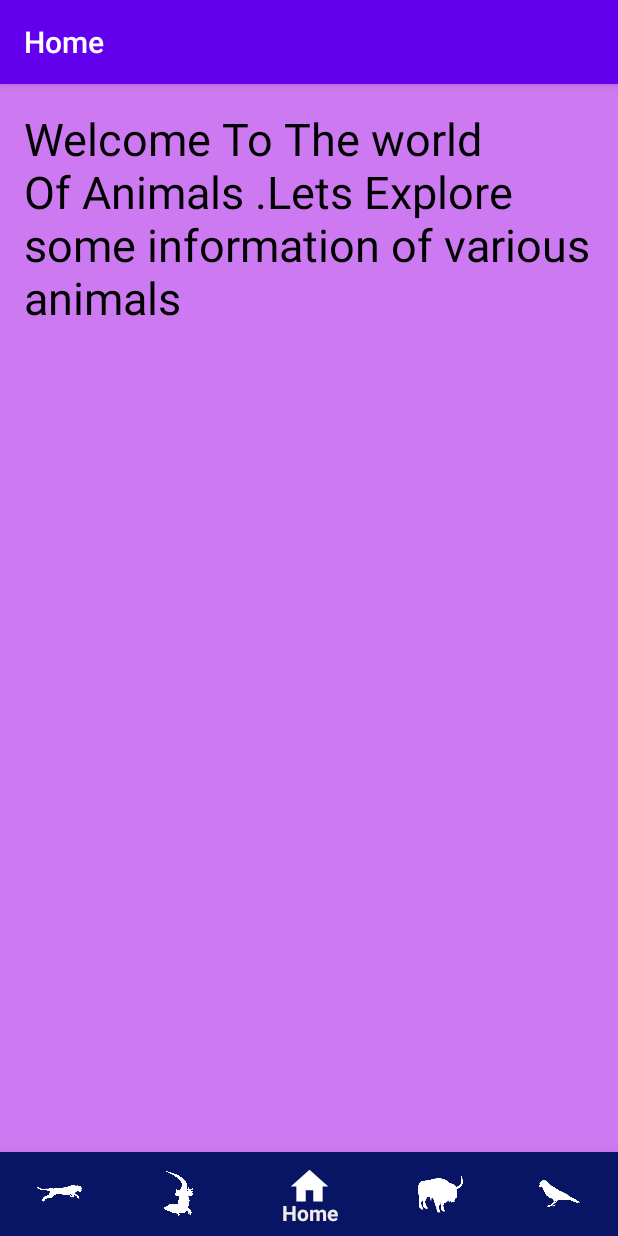
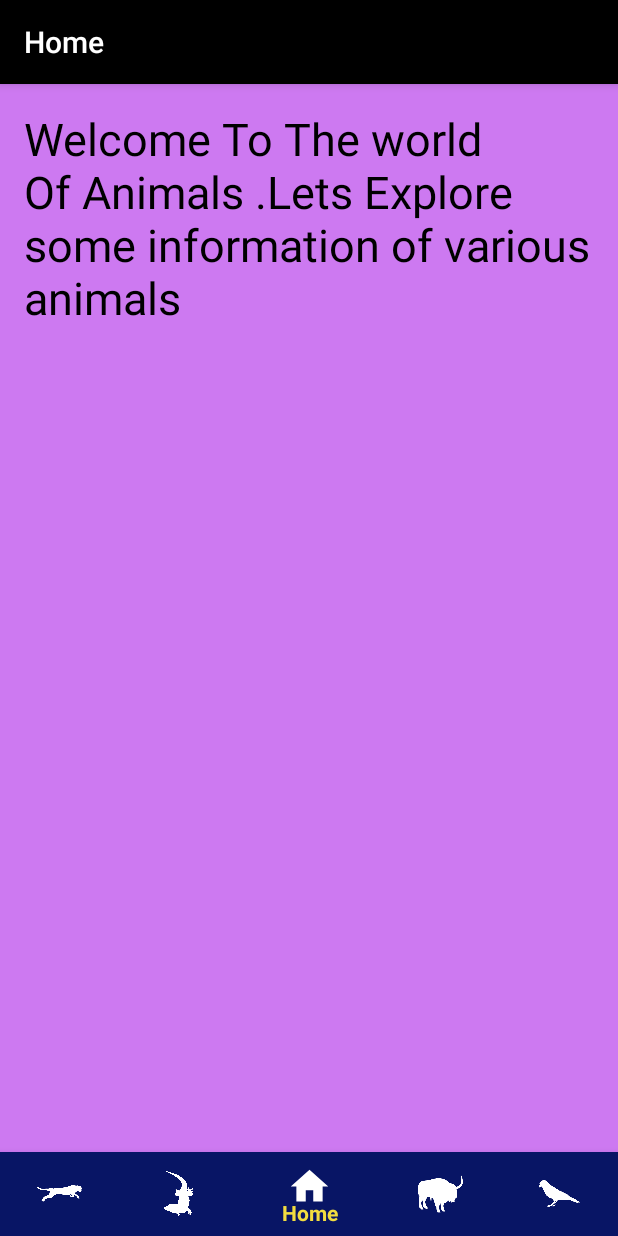
Before and after one commit to arpitsaxena47/Bottom_Navigation_Demo_App1, an Android app: the screen it shows after launch (MainActivity), on a phone screen of 412 x 824 dp. Run offline under Robolectric (Android 15) with nearby library versions, the phone set to English and light mode, and no system bars; our stand-ins replace navigation-ui.

Commit message:
next commit

```diff
--- a/app/src/main/java/com/arpit/bottomnavigationdemoapp/MainActivity.java
+++ b/app/src/main/java/com/arpit/bottomnavigationdemoapp/MainActivity.java
@@ -58,7 +58,6 @@ private BottomNavigationView.OnNavigationItemSelectedListener onNavigationItemSe
     protected void onCreate(Bundle savedInstanceState) {
         super.onCreate(savedInstanceState);
         setContentView(R.layout.activity_main);
-//        LayoutInflater.from(this).inflate(R.layout.activity_main,null);
         BottomNavigationView navView = findViewById(R.id.nav_view);
         // Passing each menu ID as a set of Ids because each
         // menu should be considered as top level destinations.
--- a/app/src/main/res/layout/activity_main.xml
+++ b/app/src/main/res/layout/activity_main.xml
@@ -14,8 +14,8 @@
         android:background="#081565"
         app:itemIconSize="30dp"
         app:itemIconTint="@color/design_default_color_on_primary"
-        app:itemRippleColor="#F1B216"
-        app:itemTextColor="#F1EBEB"
+        app:itemRippleColor="#F8F7F5"
+        app:itemTextColor="#F2DD40"
         app:layout_constraintBottom_toBottomOf="@+id/nav_host_fragment"
         app:layout_constraintHorizontal_bias="0.0"
         app:layout_constraintLeft_toLeftOf="parent"
--- a/app/src/main/res/values/colors.xml
+++ b/app/src/main/res/values/colors.xml
@@ -1,6 +1,6 @@
 <?xml version="1.0" encoding="utf-8"?>
 <resources>
-    <color name="colorPrimary">#6200EE</color>
+    <color name="colorPrimary">#000000</color>
     <color name="colorPrimaryDark">#3700B3</color>
     <color name="colorAccent">#03DAC5</color>
 </resources>
```
